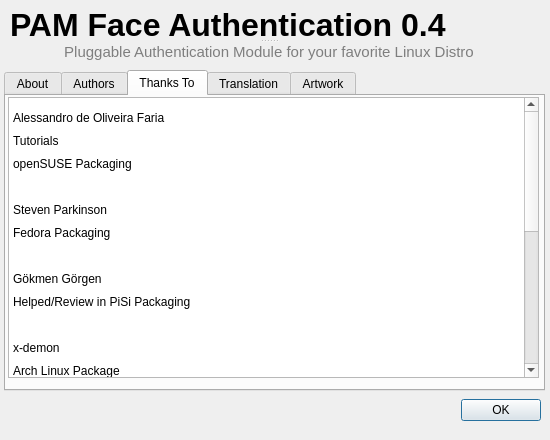
Old version of the form qtbranch/data/ui/uifiles/aboutDialog.ui in the repository Churro/pam-face-authentication.
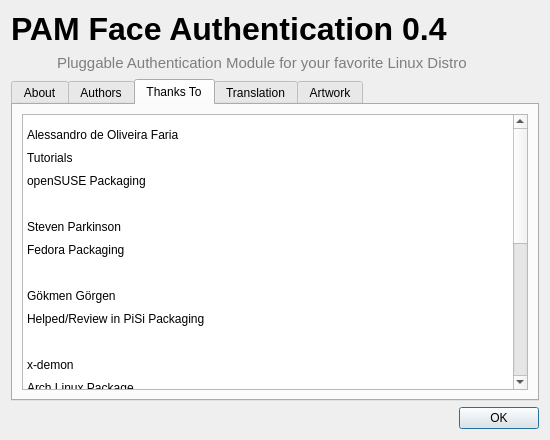
New version of the form. The open tabs and pages were chosen to show the change. Icons and pictures are not drawn.

Commit message: Added a check for encrypted homedirs Applied Harald Sitters patch for the about dialog UI

```diff
--- a/qtbranch/data/ui/uifiles/aboutDialog.ui
+++ b/qtbranch/data/ui/uifiles/aboutDialog.ui
@@ -35,34 +35,76 @@
   <property name="modal">
    <bool>true</bool>
   </property>
+  <layout class="QVBoxLayout" name="verticalLayout_6">
+   <item>
+    <layout class="QGridLayout" name="gridLayout">
+     <item row="1" column="0">
+      <spacer name="horizontalSpacer_2">
+       <property name="orientation">
+        <enum>Qt::Horizontal</enum>
+       </property>
+       <property name="sizeType">
+        <enum>QSizePolicy::Fixed</enum>
+       </property>
+       <property name="sizeHint" stdset="0">
+        <size>
+         <width>40</width>
+         <height>20</height>
+        </size>
+       </property>
+      </spacer>
+     </item>
+     <item row="1" column="1">
+      <widget class="QLabel" name="label_2">
+       <property name="font">
+        <font>
+         <pointsize>11</pointsize>
+         <weight>50</weight>
+         <bold>false</bold>
+        </font>
+       </property>
+       <property name="styleSheet">
+        <string notr="true">color: rgb(126, 126, 126);</string>
+       </property>
+       <property name="text">
+        <string>Pluggable Authentication Module for your favorite Linux Distro</string>
+       </property>
+       <property name="textFormat">
+        <enum>Qt::PlainText</enum>
+       </property>
+      </widget>
+     </item>
+     <item row="0" column="0" colspan="2">
+      <widget class="QLabel" name="lbl_title">
+       <property name="font">
+        <font>
+         <pointsize>24</pointsize>
+         <weight>75</weight>
+         <bold>true</bold>
+        </font>
+       </property>
+       <property name="text">
+        <string notr="true">PAM Face Authentication 0.4</string>
+       </property>
+      </widget>
+     </item>
+    </layout>
+   </item>
+   <item>
   <widget class="QTabWidget" name="thanks">
-   <property name="geometry">
-    <rect>
-     <x>4</x>
-     <y>70</y>
-     <width>541</width>
-     <height>321</height>
-    </rect>
-   </property>
    <property name="accessibleDescription">
     <string/>
    </property>
    <property name="currentIndex">
-    <number>1</number>
+      <number>0</number>
    </property>
    <widget class="QWidget" name="tab_3">
     <attribute name="title">
      <string>About</string>
     </attribute>
+      <layout class="QVBoxLayout" name="verticalLayout">
+       <item>
     <widget class="QSplitter" name="splitter">
-     <property name="geometry">
-      <rect>
-       <x>10</x>
-       <y>0</y>
-       <width>521</width>
-       <height>284</height>
-      </rect>
-     </property>
      <property name="orientation">
       <enum>Qt::Vertical</enum>
      </property>
@@ -159,7 +201,7 @@
        <string/>
       </property>
       <property name="text">
-       <string notr="true">Copyright (C) 2008-2010 Rohan Anil </string>
+           <string notr="true">Copyright (C) 2008-2011 Rohan Anil </string>
       </property>
       <property name="textFormat">
        <enum>Qt::PlainText</enum>
@@ -196,20 +238,16 @@
       </property>
      </widget>
     </widget>
+       </item>
+      </layout>
    </widget>
    <widget class="QWidget" name="tab">
     <attribute name="title">
      <string>Authors</string>
     </attribute>
+      <layout class="QVBoxLayout" name="verticalLayout_2">
+       <item>
     <widget class="QTextEdit" name="te_authors">
-     <property name="geometry">
-      <rect>
-       <x>2</x>
-       <y>2</y>
-       <width>531</width>
-       <height>281</height>
-      </rect>
-     </property>
      <property name="accessibleDescription">
       <string notr="true"/>
      </property>
@@ -223,11 +261,15 @@
       <string notr="true">&lt;!DOCTYPE HTML PUBLIC &quot;-//W3C//DTD HTML 4.0//EN&quot; &quot;http://www.w3.org/TR/REC-html40/strict.dtd&quot;&gt;
 &lt;html&gt;&lt;head&gt;&lt;meta name=&quot;qrichtext&quot; content=&quot;1&quot; /&gt;&lt;style type=&quot;text/css&quot;&gt;
 p, li { white-space: pre-wrap; }
-&lt;/style&gt;&lt;/head&gt;&lt;body style=&quot; font-family:'Sans'; font-size:10pt; font-weight:400; font-style:normal;&quot;&gt;
+&lt;/style&gt;&lt;/head&gt;&lt;body style=&quot; font-family:'Ubuntu'; font-size:11pt; font-weight:400; font-style:normal;&quot;&gt;
 &lt;p style=&quot; margin-top:0px; margin-bottom:0px; margin-left:0px; margin-right:0px; -qt-block-indent:0; text-indent:0px;&quot;&gt;&lt;span style=&quot; font-family:'Sans Serif'; font-size:14pt; vertical-align:sub;&quot;&gt;Rohan Anil , BITS Pilani Goa Campus&lt;/span&gt;&lt;/p&gt;
 &lt;p style=&quot; margin-top:0px; margin-bottom:0px; margin-left:0px; margin-right:0px; -qt-block-indent:0; text-indent:0px;&quot;&gt;&lt;span style=&quot; font-family:'Sans Serif'; font-size:14pt; vertical-align:sub;&quot;&gt;Maintainer&lt;/span&gt;&lt;/p&gt;
 &lt;p style=&quot; margin-top:0px; margin-bottom:0px; margin-left:0px; margin-right:0px; -qt-block-indent:0; text-indent:0px;&quot;&gt;&lt;span style=&quot; font-family:'Sans Serif'; font-size:14pt; vertical-align:sub;&quot;&gt;rohan.anil@gmail.com&lt;/span&gt;&lt;/p&gt;
 &lt;p style=&quot;-qt-paragraph-type:empty; margin-top:0px; margin-bottom:0px; margin-left:0px; margin-right:0px; -qt-block-indent:0; text-indent:0px; font-family:'Sans Serif'; font-size:14pt; vertical-align:sub;&quot;&gt;&lt;/p&gt;
+&lt;p style=&quot; margin-top:0px; margin-bottom:0px; margin-left:0px; margin-right:0px; -qt-block-indent:0; text-indent:0px;&quot;&gt;&lt;span style=&quot; font-family:'Sans Serif'; font-size:14pt; vertical-align:sub;&quot;&gt;Johannes Feichtner, TU Graz&lt;/span&gt;&lt;/p&gt;
+&lt;p style=&quot; margin-top:0px; margin-bottom:0px; margin-left:0px; margin-right:0px; -qt-block-indent:0; text-indent:0px;&quot;&gt;&lt;span style=&quot; font-family:'Sans Serif'; font-size:14pt; vertical-align:sub;&quot;&gt;Maintainer&lt;/span&gt;&lt;/p&gt;
+&lt;p style=&quot; margin-top:0px; margin-bottom:0px; margin-left:0px; margin-right:0px; -qt-block-indent:0; text-indent:0px;&quot;&gt;&lt;span style=&quot; font-family:'Sans Serif'; font-size:14pt; vertical-align:sub;&quot;&gt;feichtnerjoh@gmail.com&lt;/span&gt;&lt;/p&gt;
+&lt;p style=&quot;-qt-paragraph-type:empty; margin-top:0px; margin-bottom:0px; margin-left:0px; margin-right:0px; -qt-block-indent:0; text-indent:0px; font-family:'Sans Serif'; font-size:14pt; vertical-align:sub;&quot;&gt;&lt;/p&gt;
 &lt;p style=&quot; margin-top:0px; margin-bottom:0px; margin-left:0px; margin-right:0px; -qt-block-indent:0; text-indent:0px;&quot;&gt;&lt;span style=&quot; font-family:'Sans Serif'; font-size:14pt; vertical-align:sub;&quot;&gt;Onur Küçük &lt;/span&gt;&lt;/p&gt;
 &lt;p style=&quot; margin-top:0px; margin-bottom:0px; margin-left:0px; margin-right:0px; -qt-block-indent:0; text-indent:0px;&quot;&gt;&lt;span style=&quot; font-family:'Sans Serif'; font-size:14pt; vertical-align:sub;&quot;&gt;Mentor for 2009 Google Summer of Code, Pardus&lt;/span&gt;&lt;/p&gt;
 &lt;p style=&quot; margin-top:0px; margin-bottom:0px; margin-left:0px; margin-right:0px; -qt-block-indent:0; text-indent:0px;&quot;&gt;&lt;span style=&quot; font-family:'Sans Serif'; font-size:14pt; vertical-align:sub;&quot;&gt;onur@pardus.org.tr&lt;/span&gt;&lt;/p&gt;
@@ -241,20 +283,16 @@
 &lt;p style=&quot;-qt-paragraph-type:empty; margin-top:0px; margin-bottom:0px; margin-left:0px; margin-right:0px; -qt-block-indent:0; text-indent:0px; font-family:'Sans Serif'; font-size:14pt; vertical-align:sub;&quot;&gt;&lt;/p&gt;&lt;/body&gt;&lt;/html&gt;</string>
      </property>
     </widget>
+       </item>
+      </layout>
    </widget>
    <widget class="QWidget" name="tab_2">
     <attribute name="title">
      <string>Thanks To</string>
     </attribute>
+      <layout class="QVBoxLayout" name="verticalLayout_3">
+       <item>
     <widget class="QTextEdit" name="te_thanks">
-     <property name="geometry">
-      <rect>
-       <x>2</x>
-       <y>1</y>
-       <width>531</width>
-       <height>281</height>
-      </rect>
-     </property>
      <property name="accessibleDescription">
       <string notr="true"/>
      </property>
@@ -268,51 +306,47 @@
       <string notr="true">&lt;!DOCTYPE HTML PUBLIC &quot;-//W3C//DTD HTML 4.0//EN&quot; &quot;http://www.w3.org/TR/REC-html40/strict.dtd&quot;&gt;
 &lt;html&gt;&lt;head&gt;&lt;meta name=&quot;qrichtext&quot; content=&quot;1&quot; /&gt;&lt;style type=&quot;text/css&quot;&gt;
 p, li { white-space: pre-wrap; }
-&lt;/style&gt;&lt;/head&gt;&lt;body style=&quot; font-family:'Sans'; font-size:10pt; font-weight:400; font-style:normal;&quot;&gt;
-&lt;p style=&quot; margin-top:0px; margin-bottom:0px; margin-left:0px; margin-right:0px; -qt-block-indent:0; text-indent:0px;&quot;&gt;&lt;span style=&quot; font-size:14pt; vertical-align:sub;&quot;&gt;Alessandro de Oliveira Faria &lt;/span&gt;&lt;/p&gt;
-&lt;p style=&quot; margin-top:0px; margin-bottom:0px; margin-left:0px; margin-right:0px; -qt-block-indent:0; text-indent:0px;&quot;&gt;&lt;span style=&quot; font-size:14pt; vertical-align:sub;&quot;&gt;Tutorials&lt;/span&gt;&lt;/p&gt;
-&lt;p style=&quot; margin-top:0px; margin-bottom:0px; margin-left:0px; margin-right:0px; -qt-block-indent:0; text-indent:0px;&quot;&gt;&lt;span style=&quot; font-size:14pt; vertical-align:sub;&quot;&gt;openSUSE Packaging&lt;/span&gt;&lt;/p&gt;
-&lt;p style=&quot;-qt-paragraph-type:empty; margin-top:0px; margin-bottom:0px; margin-left:0px; margin-right:0px; -qt-block-indent:0; text-indent:0px; font-size:14pt; vertical-align:sub;&quot;&gt;&lt;/p&gt;
-&lt;p style=&quot; margin-top:0px; margin-bottom:0px; margin-left:0px; margin-right:0px; -qt-block-indent:0; text-indent:0px;&quot;&gt;&lt;span style=&quot; font-size:14pt; vertical-align:sub;&quot;&gt;Steven Parkinson&lt;/span&gt;&lt;/p&gt;
-&lt;p style=&quot; margin-top:0px; margin-bottom:0px; margin-left:0px; margin-right:0px; -qt-block-indent:0; text-indent:0px;&quot;&gt;&lt;span style=&quot; font-size:14pt; vertical-align:sub;&quot;&gt;Fedora Packaging&lt;/span&gt;&lt;/p&gt;
-&lt;p style=&quot;-qt-paragraph-type:empty; margin-top:0px; margin-bottom:0px; margin-left:0px; margin-right:0px; -qt-block-indent:0; text-indent:0px; font-size:14pt; vertical-align:sub;&quot;&gt;&lt;/p&gt;
-&lt;p style=&quot; margin-top:0px; margin-bottom:0px; margin-left:0px; margin-right:0px; -qt-block-indent:0; text-indent:0px;&quot;&gt;&lt;span style=&quot; font-size:14pt; vertical-align:sub;&quot;&gt;Gökmen Görgen&lt;/span&gt;&lt;/p&gt;
-&lt;p style=&quot; margin-top:0px; margin-bottom:0px; margin-left:0px; margin-right:0px; -qt-block-indent:0; text-indent:0px;&quot;&gt;&lt;span style=&quot; font-size:14pt; vertical-align:sub;&quot;&gt;Helped/Review in PiSi Packaging &lt;/span&gt;&lt;/p&gt;
-&lt;p style=&quot;-qt-paragraph-type:empty; margin-top:0px; margin-bottom:0px; margin-left:0px; margin-right:0px; -qt-block-indent:0; text-indent:0px; font-size:14pt; vertical-align:sub;&quot;&gt;&lt;/p&gt;
-&lt;p style=&quot; margin-top:0px; margin-bottom:0px; margin-left:0px; margin-right:0px; -qt-block-indent:0; text-indent:0px;&quot;&gt;&lt;span style=&quot; font-size:14pt; vertical-align:sub;&quot;&gt;x-demon&lt;/span&gt;&lt;/p&gt;
-&lt;p style=&quot; margin-top:0px; margin-bottom:0px; margin-left:0px; margin-right:0px; -qt-block-indent:0; text-indent:0px;&quot;&gt;&lt;span style=&quot; font-size:14pt; vertical-align:sub;&quot;&gt;Arch Linux Package&lt;/span&gt;&lt;/p&gt;
-&lt;p style=&quot;-qt-paragraph-type:empty; margin-top:0px; margin-bottom:0px; margin-left:0px; margin-right:0px; -qt-block-indent:0; text-indent:0px; font-size:14pt; vertical-align:sub;&quot;&gt;&lt;/p&gt;
-&lt;p style=&quot; margin-top:0px; margin-bottom:0px; margin-left:0px; margin-right:0px; -qt-block-indent:0; text-indent:0px;&quot;&gt;&lt;span style=&quot; font-size:14pt; vertical-align:sub;&quot;&gt;Julien Pivotto&lt;/span&gt;&lt;/p&gt;
-&lt;p style=&quot; margin-top:0px; margin-bottom:0px; margin-left:0px; margin-right:0px; -qt-block-indent:0; text-indent:0px;&quot;&gt;&lt;span style=&quot; font-size:14pt; vertical-align:sub;&quot;&gt;Testing&lt;/span&gt;&lt;/p&gt;
-&lt;p style=&quot;-qt-paragraph-type:empty; margin-top:0px; margin-bottom:0px; margin-left:0px; margin-right:0px; -qt-block-indent:0; text-indent:0px; font-size:14pt; vertical-align:sub;&quot;&gt;&lt;/p&gt;
-&lt;p style=&quot; margin-top:0px; margin-bottom:0px; margin-left:0px; margin-right:0px; -qt-block-indent:0; text-indent:0px;&quot;&gt;&lt;span style=&quot; font-size:14pt; vertical-align:sub;&quot;&gt;John Simmonds&lt;/span&gt;&lt;/p&gt;
-&lt;p style=&quot; margin-top:0px; margin-bottom:0px; margin-left:0px; margin-right:0px; -qt-block-indent:0; text-indent:0px;&quot;&gt;&lt;span style=&quot; font-size:14pt; vertical-align:sub;&quot;&gt;Testing &amp;amp; packaging on gentoo &lt;/span&gt;&lt;/p&gt;
-&lt;p style=&quot;-qt-paragraph-type:empty; margin-top:0px; margin-bottom:0px; margin-left:0px; margin-right:0px; -qt-block-indent:0; text-indent:0px; font-size:14pt; vertical-align:sub;&quot;&gt;&lt;/p&gt;
-&lt;p style=&quot; margin-top:0px; margin-bottom:0px; margin-left:0px; margin-right:0px; -qt-block-indent:0; text-indent:0px;&quot;&gt;&lt;span style=&quot; font-size:14pt; vertical-align:sub;&quot;&gt;Eitan Mosenkis&lt;/span&gt;&lt;/p&gt;
+&lt;/style&gt;&lt;/head&gt;&lt;body style=&quot; font-family:'Ubuntu'; font-size:11pt; font-weight:400; font-style:normal;&quot;&gt;
+&lt;p style=&quot; margin-top:0px; margin-bottom:0px; margin-left:0px; margin-right:0px; -qt-block-indent:0; text-indent:0px;&quot;&gt;&lt;span style=&quot; font-family:'Sans'; font-size:14pt; vertical-align:sub;&quot;&gt;Alessandro de Oliveira Faria &lt;/span&gt;&lt;/p&gt;
+&lt;p style=&quot; margin-top:0px; margin-bottom:0px; margin-left:0px; margin-right:0px; -qt-block-indent:0; text-indent:0px;&quot;&gt;&lt;span style=&quot; font-family:'Sans'; font-size:14pt; vertical-align:sub;&quot;&gt;Tutorials&lt;/span&gt;&lt;/p&gt;
+&lt;p style=&quot; margin-top:0px; margin-bottom:0px; margin-left:0px; margin-right:0px; -qt-block-indent:0; text-indent:0px;&quot;&gt;&lt;span style=&quot; font-family:'Sans'; font-size:14pt; vertical-align:sub;&quot;&gt;openSUSE Packaging&lt;/span&gt;&lt;/p&gt;
+&lt;p style=&quot;-qt-paragraph-type:empty; margin-top:0px; margin-bottom:0px; margin-left:0px; margin-right:0px; -qt-block-indent:0; text-indent:0px; font-family:'Sans'; font-size:14pt; vertical-align:sub;&quot;&gt;&lt;/p&gt;
+&lt;p style=&quot; margin-top:0px; margin-bottom:0px; margin-left:0px; margin-right:0px; -qt-block-indent:0; text-indent:0px;&quot;&gt;&lt;span style=&quot; font-family:'Sans'; font-size:14pt; vertical-align:sub;&quot;&gt;Steven Parkinson&lt;/span&gt;&lt;/p&gt;
+&lt;p style=&quot; margin-top:0px; margin-bottom:0px; margin-left:0px; margin-right:0px; -qt-block-indent:0; text-indent:0px;&quot;&gt;&lt;span style=&quot; font-family:'Sans'; font-size:14pt; vertical-align:sub;&quot;&gt;Fedora Packaging&lt;/span&gt;&lt;/p&gt;
+&lt;p style=&quot;-qt-paragraph-type:empty; margin-top:0px; margin-bottom:0px; margin-left:0px; margin-right:0px; -qt-block-indent:0; text-indent:0px; font-family:'Sans'; font-size:14pt; vertical-align:sub;&quot;&gt;&lt;/p&gt;
+&lt;p style=&quot; margin-top:0px; margin-bottom:0px; margin-left:0px; margin-right:0px; -qt-block-indent:0; text-indent:0px;&quot;&gt;&lt;span style=&quot; font-family:'Sans'; font-size:14pt; vertical-align:sub;&quot;&gt;Gökmen Görgen&lt;/span&gt;&lt;/p&gt;
+&lt;p style=&quot; margin-top:0px; margin-bottom:0px; margin-left:0px; margin-right:0px; -qt-block-indent:0; text-indent:0px;&quot;&gt;&lt;span style=&quot; font-family:'Sans'; font-size:14pt; vertical-align:sub;&quot;&gt;Helped/Review in PiSi Packaging &lt;/span&gt;&lt;/p&gt;
+&lt;p style=&quot;-qt-paragraph-type:empty; margin-top:0px; margin-bottom:0px; margin-left:0px; margin-right:0px; -qt-block-indent:0; text-indent:0px; font-family:'Sans'; font-size:14pt; vertical-align:sub;&quot;&gt;&lt;/p&gt;
+&lt;p style=&quot; margin-top:0px; margin-bottom:0px; margin-left:0px; margin-right:0px; -qt-block-indent:0; text-indent:0px;&quot;&gt;&lt;span style=&quot; font-family:'Sans'; font-size:14pt; vertical-align:sub;&quot;&gt;x-demon&lt;/span&gt;&lt;/p&gt;
+&lt;p style=&quot; margin-top:0px; margin-bottom:0px; margin-left:0px; margin-right:0px; -qt-block-indent:0; text-indent:0px;&quot;&gt;&lt;span style=&quot; font-family:'Sans'; font-size:14pt; vertical-align:sub;&quot;&gt;Arch Linux Package&lt;/span&gt;&lt;/p&gt;
+&lt;p style=&quot;-qt-paragraph-type:empty; margin-top:0px; margin-bottom:0px; margin-left:0px; margin-right:0px; -qt-block-indent:0; text-indent:0px; font-family:'Sans'; font-size:14pt; vertical-align:sub;&quot;&gt;&lt;/p&gt;
+&lt;p style=&quot; margin-top:0px; margin-bottom:0px; margin-left:0px; margin-right:0px; -qt-block-indent:0; text-indent:0px;&quot;&gt;&lt;span style=&quot; font-family:'Sans'; font-size:14pt; vertical-align:sub;&quot;&gt;Julien Pivotto&lt;/span&gt;&lt;/p&gt;
+&lt;p style=&quot; margin-top:0px; margin-bottom:0px; margin-left:0px; margin-right:0px; -qt-block-indent:0; text-indent:0px;&quot;&gt;&lt;span style=&quot; font-family:'Sans'; font-size:14pt; vertical-align:sub;&quot;&gt;Testing&lt;/span&gt;&lt;/p&gt;
+&lt;p style=&quot;-qt-paragraph-type:empty; margin-top:0px; margin-bottom:0px; margin-left:0px; margin-right:0px; -qt-block-indent:0; text-indent:0px; font-family:'Sans'; font-size:14pt; vertical-align:sub;&quot;&gt;&lt;/p&gt;
+&lt;p style=&quot; margin-top:0px; margin-bottom:0px; margin-left:0px; margin-right:0px; -qt-block-indent:0; text-indent:0px;&quot;&gt;&lt;span style=&quot; font-family:'Sans'; font-size:14pt; vertical-align:sub;&quot;&gt;John Simmonds&lt;/span&gt;&lt;/p&gt;
+&lt;p style=&quot; margin-top:0px; margin-bottom:0px; margin-left:0px; margin-right:0px; -qt-block-indent:0; text-indent:0px;&quot;&gt;&lt;span style=&quot; font-family:'Sans'; font-size:14pt; vertical-align:sub;&quot;&gt;Testing &amp;amp; packaging on gentoo &lt;/span&gt;&lt;/p&gt;
+&lt;p style=&quot;-qt-paragraph-type:empty; margin-top:0px; margin-bottom:0px; margin-left:0px; margin-right:0px; -qt-block-indent:0; text-indent:0px; font-family:'Sans'; font-size:14pt; vertical-align:sub;&quot;&gt;&lt;/p&gt;
+&lt;p style=&quot; margin-top:0px; margin-bottom:0px; margin-left:0px; margin-right:0px; -qt-block-indent:0; text-indent:0px;&quot;&gt;&lt;span style=&quot; font-family:'Sans'; font-size:14pt; vertical-align:sub;&quot;&gt;Eitan Mosenkis&lt;/span&gt;&lt;/p&gt;
 &lt;table border=&quot;0&quot; style=&quot; margin-top:0px; margin-bottom:0px; margin-left:0px; margin-right:0px;&quot; cellspacing=&quot;2&quot; cellpadding=&quot;0&quot;&gt;
 &lt;tr&gt;
 &lt;td&gt;
-&lt;p style=&quot; margin-top:0px; margin-bottom:0px; margin-left:0px; margin-right:0px; -qt-block-indent:0; text-indent:0px;&quot;&gt;&lt;span style=&quot; font-size:14pt; vertical-align:sub;&quot;&gt;Testing &amp;amp; packaging on gentoo &lt;/span&gt;&lt;/p&gt;
-&lt;p style=&quot;-qt-paragraph-type:empty; margin-top:0px; margin-bottom:0px; margin-left:0px; margin-right:0px; -qt-block-indent:0; text-indent:0px; font-size:14pt; vertical-align:sub;&quot;&gt;&lt;/p&gt;
-&lt;p style=&quot; margin-top:0px; margin-bottom:0px; margin-left:0px; margin-right:0px; -qt-block-indent:0; text-indent:0px;&quot;&gt;&lt;span style=&quot; font-size:14pt; vertical-align:sub;&quot;&gt;Mrozinski Tomasz&lt;/span&gt;&lt;/p&gt;
-&lt;p style=&quot; margin-top:0px; margin-bottom:0px; margin-left:0px; margin-right:0px; -qt-block-indent:0; text-indent:0px;&quot;&gt;&lt;span style=&quot; font-size:14pt; vertical-align:sub;&quot;&gt;Patch for 64 bit&lt;/span&gt;&lt;/p&gt;
-&lt;p style=&quot;-qt-paragraph-type:empty; margin-top:0px; margin-bottom:0px; margin-left:0px; margin-right:0px; -qt-block-indent:0; text-indent:0px; font-size:14pt; vertical-align:sub;&quot;&gt;&lt;/p&gt;&lt;/td&gt;&lt;/tr&gt;&lt;/table&gt;&lt;/body&gt;&lt;/html&gt;</string>
-     </property>
-    </widget>
+&lt;p style=&quot; margin-top:0px; margin-bottom:0px; margin-left:0px; margin-right:0px; -qt-block-indent:0; text-indent:0px;&quot;&gt;&lt;span style=&quot; font-family:'Sans'; font-size:14pt; vertical-align:sub;&quot;&gt;Testing &amp;amp; packaging on gentoo &lt;/span&gt;&lt;/p&gt;
+&lt;p style=&quot;-qt-paragraph-type:empty; margin-top:0px; margin-bottom:0px; margin-left:0px; margin-right:0px; -qt-block-indent:0; text-indent:0px; font-family:'Sans'; font-size:14pt; vertical-align:sub;&quot;&gt;&lt;/p&gt;
+&lt;p style=&quot; margin-top:0px; margin-bottom:0px; margin-left:0px; margin-right:0px; -qt-block-indent:0; text-indent:0px;&quot;&gt;&lt;span style=&quot; font-family:'Sans'; font-size:14pt; vertical-align:sub;&quot;&gt;Mrozinski Tomasz&lt;/span&gt;&lt;/p&gt;
+&lt;p style=&quot; margin-top:0px; margin-bottom:0px; margin-left:0px; margin-right:0px; -qt-block-indent:0; text-indent:0px;&quot;&gt;&lt;span style=&quot; font-family:'Sans'; font-size:14pt; vertical-align:sub;&quot;&gt;Patch for 64 bit&lt;/span&gt;&lt;/p&gt;
+&lt;p style=&quot;-qt-paragraph-type:empty; margin-top:0px; margin-bottom:0px; margin-left:0px; margin-right:0px; -qt-block-indent:0; text-indent:0px; font-family:'Sans'; font-size:14pt; vertical-align:sub;&quot;&gt;&lt;/p&gt;&lt;/td&gt;&lt;/tr&gt;&lt;/table&gt;&lt;/body&gt;&lt;/html&gt;</string>
+         </property>
+        </widget>
+       </item>
+      </layout>
    </widget>
    <widget class="QWidget" name="Translation">
     <attribute name="title">
      <string>Translation</string>
     </attribute>
+      <layout class="QVBoxLayout" name="verticalLayout_4">
+       <item>
     <widget class="QTextEdit" name="te_translation">
-     <property name="geometry">
-      <rect>
-       <x>1</x>
-       <y>3</y>
-       <width>531</width>
-       <height>281</height>
-      </rect>
-     </property>
      <property name="accessibleDescription">
       <string notr="true"/>
      </property>
@@ -326,24 +360,20 @@
       <string notr="true">&lt;!DOCTYPE HTML PUBLIC &quot;-//W3C//DTD HTML 4.0//EN&quot; &quot;http://www.w3.org/TR/REC-html40/strict.dtd&quot;&gt;
 &lt;html&gt;&lt;head&gt;&lt;meta name=&quot;qrichtext&quot; content=&quot;1&quot; /&gt;&lt;style type=&quot;text/css&quot;&gt;
 p, li { white-space: pre-wrap; }
-&lt;/style&gt;&lt;/head&gt;&lt;body style=&quot; font-family:'Sans'; font-size:10pt; font-weight:400; font-style:normal;&quot;&gt;
-&lt;p style=&quot;-qt-paragraph-type:empty; margin-top:0px; margin-bottom:0px; margin-left:0px; margin-right:0px; -qt-block-indent:0; text-indent:0px;&quot;&gt;&lt;/p&gt;&lt;/body&gt;&lt;/html&gt;</string>
-     </property>
-    </widget>
+&lt;/style&gt;&lt;/head&gt;&lt;body style=&quot; font-family:'Ubuntu'; font-size:11pt; font-weight:400; font-style:normal;&quot;&gt;
+&lt;p style=&quot;-qt-paragraph-type:empty; margin-top:0px; margin-bottom:0px; margin-left:0px; margin-right:0px; -qt-block-indent:0; text-indent:0px; font-family:'Sans'; font-size:10pt;&quot;&gt;&lt;/p&gt;&lt;/body&gt;&lt;/html&gt;</string>
+         </property>
+        </widget>
+       </item>
+      </layout>
    </widget>
    <widget class="QWidget" name="Artwork">
     <attribute name="title">
      <string>Artwork</string>
     </attribute>
+      <layout class="QVBoxLayout" name="verticalLayout_5">
+       <item>
     <widget class="QTextEdit" name="te_artwork">
-     <property name="geometry">
-      <rect>
-       <x>3</x>
-       <y>1</y>
-       <width>531</width>
-       <height>291</height>
-      </rect>
-     </property>
      <property name="accessibleDescription">
       <string notr="true"/>
      </property>
@@ -357,69 +387,18 @@
       <string notr="true">&lt;!DOCTYPE HTML PUBLIC &quot;-//W3C//DTD HTML 4.0//EN&quot; &quot;http://www.w3.org/TR/REC-html40/strict.dtd&quot;&gt;
 &lt;html&gt;&lt;head&gt;&lt;meta name=&quot;qrichtext&quot; content=&quot;1&quot; /&gt;&lt;style type=&quot;text/css&quot;&gt;
 p, li { white-space: pre-wrap; }
-&lt;/style&gt;&lt;/head&gt;&lt;body style=&quot; font-family:'Sans'; font-size:10pt; font-weight:400; font-style:normal;&quot;&gt;
+&lt;/style&gt;&lt;/head&gt;&lt;body style=&quot; font-family:'Ubuntu'; font-size:11pt; font-weight:400; font-style:normal;&quot;&gt;
 &lt;p style=&quot; margin-top:0px; margin-bottom:0px; margin-left:0px; margin-right:0px; -qt-block-indent:0; text-indent:0px;&quot;&gt;&lt;span style=&quot; font-family:'Sans Serif'; font-size:9pt;&quot;&gt;Really in need of a UI wizard! =P&lt;/span&gt;&lt;/p&gt;&lt;/body&gt;&lt;/html&gt;</string>
      </property>
     </widget>
-   </widget>
-  </widget>
-  <widget class="QSplitter" name="splitter_2">
-   <property name="geometry">
-    <rect>
-     <x>10</x>
-     <y>10</y>
-     <width>518</width>
-     <height>51</height>
-    </rect>
-   </property>
-   <property name="orientation">
-    <enum>Qt::Vertical</enum>
-   </property>
-   <widget class="QLabel" name="lbl_title">
-    <property name="font">
-     <font>
-      <pointsize>24</pointsize>
-      <weight>75</weight>
-      <bold>true</bold>
-     </font>
-    </property>
-    <property name="text">
-     <string notr="true">PAM Face Authentication 0.4</string>
-    </property>
-   </widget>
-   <widget class="QLabel" name="label_2">
-    <property name="font">
-     <font>
-      <pointsize>11</pointsize>
-      <weight>50</weight>
-      <bold>false</bold>
-     </font>
-    </property>
-    <property name="styleSheet">
-     <string notr="true">color: rgb(126, 126, 126);</string>
-    </property>
-    <property name="text">
-     <string>Pluggable Authentication Module for your favorite Linux Distro</string>
-    </property>
-    <property name="textFormat">
-     <enum>Qt::PlainText</enum>
-    </property>
-    <property name="alignment">
-     <set>Qt::AlignCenter</set>
-    </property>
-   </widget>
-  </widget>
-  <widget class="QWidget" name="">
-   <property name="geometry">
-    <rect>
-     <x>200</x>
-     <y>390</y>
-     <width>341</width>
-     <height>41</height>
-    </rect>
-   </property>
-   <layout class="QGridLayout" name="gridLayout">
-    <item row="0" column="0">
+       </item>
+      </layout>
+     </widget>
+    </widget>
+   </item>
+   <item>
+    <layout class="QHBoxLayout" name="horizontalLayout">
+     <item>
      <spacer name="horizontalSpacer">
       <property name="orientation">
        <enum>Qt::Horizontal</enum>
@@ -432,7 +411,7 @@
       </property>
      </spacer>
     </item>
-    <item row="0" column="1">
+     <item>
      <widget class="QPushButton" name="pb_ok">
       <property name="text">
        <string>OK</string>
@@ -440,7 +419,8 @@
      </widget>
     </item>
    </layout>
-  </widget>
+   </item>
+  </layout>
  </widget>
  <resources>
   <include location="../../../graphics.qrc"/>
```
Lines whose indentation alone changed are shown as unchanged. The commit also changes 1 other file.
